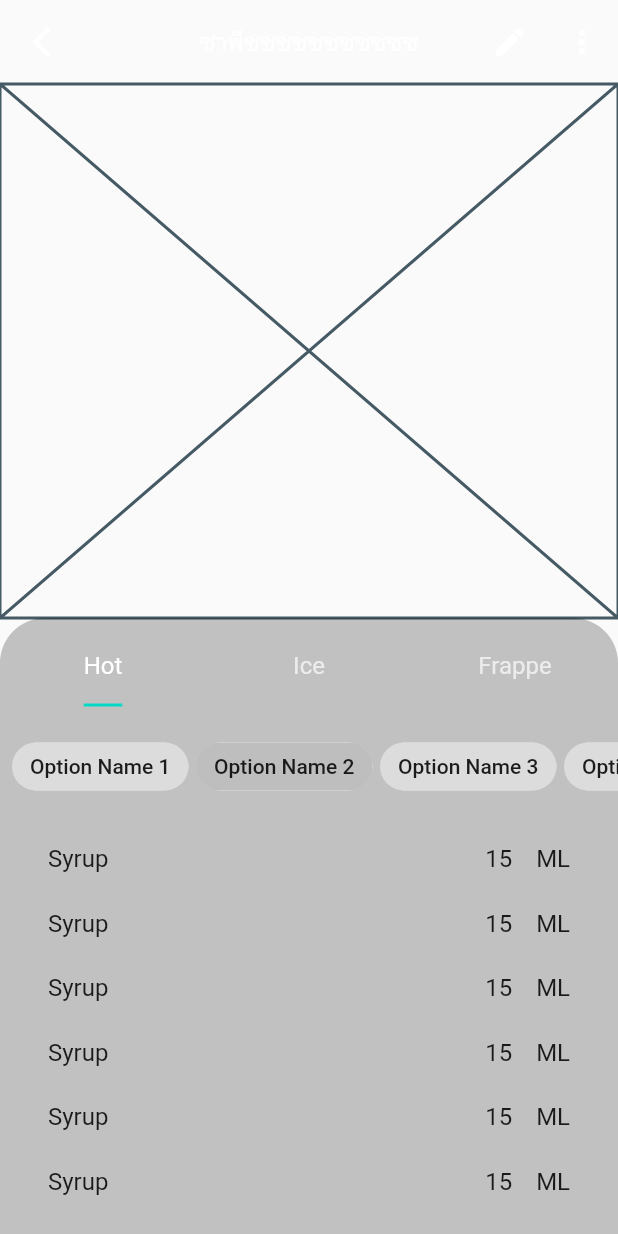
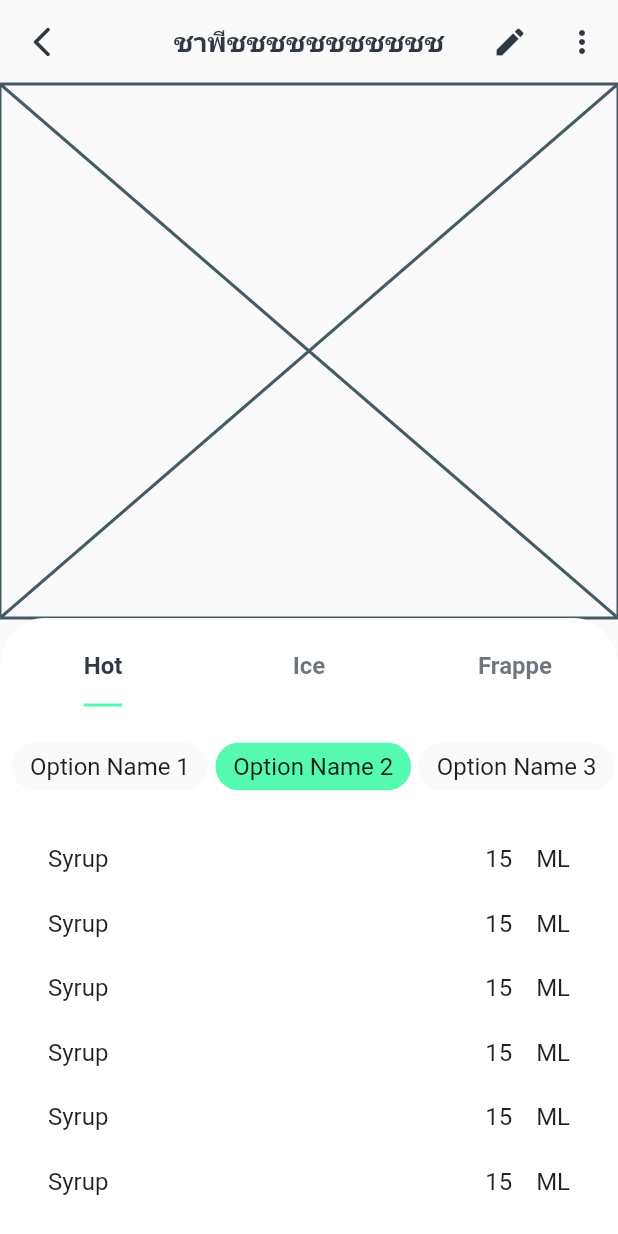
Before and after one commit to chaww/flutter_drink_recipe_book, a Flutter app: the _MenuListTabs screen opened directly, scrolled down 500 dp, after a tap on "Menu Name", on a phone screen of 412 x 824 dp. Run offline on Flutter 3.47's test engine with Material 3 defaults, Android fonts, the phone set to English and light mode, and no system bars; drawn by our look-alikes of sliding_up_panel; our stand-ins replace flutter_bloc, freezed_annotation, injectable.

Commit message:
update themes

```diff
--- a/lib/presenter/pages/menu_info/menu_info.dart
+++ b/lib/presenter/pages/menu_info/menu_info.dart
@@ -1,6 +1,7 @@
 // ignore_for_file: prefer_const_constructors, prefer_const_literals_to_create_immutables
 
 import 'package:flutter/material.dart';
+import 'package:flutter_drink_recipe_book/presenter/themes/extensions.dart';
 import 'package:flutter_drink_recipe_book/presenter/widgets/main_tab_view.dart';
 import 'package:sliding_up_panel/sliding_up_panel.dart';
 
@@ -22,6 +23,10 @@ class MenuInfoPage extends StatelessWidget {
     return Scaffold(
       appBar: AppBar(
         title: const Text('ชาพีชชชชชชชชชชช'),
+        foregroundColor: context.colors.text,
+        titleTextStyle: context.typographies.title.copyWith(
+          color: context.colors.text,
+        ),
         actions: [
           IconButton(
             icon: const Icon(Icons.edit),
--- a/lib/presenter/pages/menu_info/sections/menu_info_card.dart
+++ b/lib/presenter/pages/menu_info/sections/menu_info_card.dart
@@ -20,21 +20,18 @@ class _MenuInfoCard extends StatelessWidget {
             MainTabData(
               label: Text(
                 'Hot',
-                style: TextStyle(fontSize: 16, fontWeight: FontWeight.w400),
               ),
               child: _MenuInfoCardIngredients(),
             ),
             MainTabData(
               label: Text(
                 'Ice',
-                style: TextStyle(fontSize: 16, fontWeight: FontWeight.w400),
               ),
               child: _MenuInfoCardIngredients(),
             ),
             MainTabData(
               label: Text(
                 'Frappe',
-                style: TextStyle(fontSize: 16, fontWeight: FontWeight.w400),
               ),
               child: _MenuInfoCardIngredients(),
             ),
--- a/lib/presenter/pages/menu_info/sections/menu_info_card_ingredients.dart
+++ b/lib/presenter/pages/menu_info/sections/menu_info_card_ingredients.dart
@@ -28,10 +28,11 @@ class _MenuInfoCardIngredientsState extends State<_MenuInfoCardIngredients> {
                 5,
                 (int index) {
                   return ChoiceChip(
-                    // backgroundColor: Colors.transparent,
-                    // selectedColor: Colors.transparent,
+                    backgroundColor: Colors.transparent,
+                    selectedColor: context.colors.primary,
                     label: Text(
                       'Option Name ${index + 1}',
+                      style: context.appTheme.typographies.body,
                     ),
                     selected: _value == index,
                     onSelected: (bool selected) {
@@ -57,10 +58,7 @@ class _MenuInfoCardIngredientsState extends State<_MenuInfoCardIngredients> {
                     // Icon(Icons.water_drop_outlined),
                     Text(
                       'Syrup',
-                      style: TextStyle(
-                        fontSize: 16,
-                        fontWeight: FontWeight.w400,
-                      ),
+                      style: context.appTheme.typographies.body,
                     ),
                   ],
                 ),
@@ -69,18 +67,12 @@ class _MenuInfoCardIngredientsState extends State<_MenuInfoCardIngredients> {
                   children: [
                     Text(
                       '15',
-                      style: TextStyle(
-                        fontSize: 16,
-                        fontWeight: FontWeight.w400,
-                      ),
+                      style: context.appTheme.typographies.body,
                     ),
                     SizedBox(width: 16),
                     Text(
                       'ML',
-                      style: TextStyle(
-                        fontSize: 16,
-                        fontWeight: FontWeight.w400,
-                      ),
+                      style: context.appTheme.typographies.body,
                     ),
                   ],
                 ),
--- a/lib/presenter/pages/menu_list/menu_list.dart
+++ b/lib/presenter/pages/menu_list/menu_list.dart
@@ -1,4 +1,5 @@
 import 'package:flutter/material.dart';
+import 'package:flutter_drink_recipe_book/presenter/themes/extensions.dart';
 
 import 'widgets/item_card.dart';
 
--- a/lib/presenter/pages/menu_list/sections/menu_list_tabs.dart
+++ b/lib/presenter/pages/menu_list/sections/menu_list_tabs.dart
@@ -19,6 +19,10 @@ class _MenuListTabsState extends State<_MenuListTabs> {
       child: Scaffold(
         appBar: AppBar(
           title: const Text('List of Menu'),
+          foregroundColor: context.colors.text,
+          titleTextStyle: context.typographies.title.copyWith(
+            color: context.colors.text,
+          ),
           actions: [
             IconButton(
               icon: const Icon(Icons.add),
@@ -28,16 +32,15 @@ class _MenuListTabsState extends State<_MenuListTabs> {
           ],
           bottom: TabBar(
             isScrollable: sizeWidth <= (categories.length + 1) * 120,
+            indicatorColor: context.colors.primary,
+            labelColor: context.colors.text,
+            labelStyle: context.typographies.bodyHeader,
             tabs: [
               ...List.generate(
                 categories.length,
                 (index) => Tab(
                   child: Text(
                     categories[index],
-                    style: TextStyle(
-                      fontSize: 16,
-                      fontWeight: FontWeight.w600,
-                    ),
                   ),
                 ),
               ),
--- a/lib/presenter/pages/menu_list/widgets/item_card.dart
+++ b/lib/presenter/pages/menu_list/widgets/item_card.dart
@@ -4,6 +4,7 @@ import 'dart:developer';
 
 import 'package:flutter/material.dart';
 import 'package:flutter_drink_recipe_book/presenter/pages/menu_info/menu_info.dart';
+import 'package:flutter_drink_recipe_book/presenter/themes/extensions.dart';
 
 class ItemCard extends StatelessWidget {
   const ItemCard({super.key});
@@ -34,7 +35,7 @@ class ItemCard extends StatelessWidget {
                       padding: EdgeInsets.all(16),
                       child: Text(
                         'Menu Name',
-                        style: TextStyle(fontSize: 16),
+                        style: context.typographies.body,
                       ),
                     ),
                   ],
--- a/lib/presenter/themes/themes.dart
+++ b/lib/presenter/themes/themes.dart
@@ -24,7 +24,6 @@ class AppTheme extends ThemeExtension<AppTheme> {
         platform: TargetPlatform.iOS,
         extensions: [this],
         brightness: brightness,
-        primarySwatch: colors.primarySwatch,
         primaryColor: colors.primary,
         colorScheme: baseColorScheme.copyWith(
           primary: colors.primary,
--- a/lib/presenter/themes/themes/themes.dark.dart
+++ b/lib/presenter/themes/themes/themes.dark.dart
@@ -8,8 +8,10 @@ class DarkAppTheme extends AppTheme {
           name: 'dark',
           brightness: Brightness.dark,
           colors: const AppThemeColors(
-            primarySwatch: Colors.red,
             primary: Color(0xFF55FAB0),
+            background: Color(0xFF25272A),
+            backgroundDark: Color(0xFF303030),
+            text: Color(0xFFFFFFFF),
           ),
         );
 }
--- a/lib/presenter/themes/themes/themes.light.dart
+++ b/lib/presenter/themes/themes/themes.light.dart
@@ -8,8 +8,10 @@ class LightAppTheme extends AppTheme {
           name: 'light',
           brightness: Brightness.light,
           colors: const AppThemeColors(
-            primarySwatch: Colors.red,
-            primary: Color(0xFFFA6555),
+            primary: Color(0xFF55FAB0),
+            background: Color(0xFFFFFFFF),
+            backgroundDark: Color(0xFFFAFAFA),
+            text: Color(0xFF303943),
           ),
         );
 }
--- a/lib/presenter/widgets/main_tab_view.dart
+++ b/lib/presenter/widgets/main_tab_view.dart
@@ -1,4 +1,5 @@
 import 'package:flutter/material.dart';
+import 'package:flutter_drink_recipe_book/presenter/themes/extensions.dart';
 
 class MainTabData {
   final Widget child;
@@ -27,16 +28,16 @@ class MainTabView extends StatelessWidget {
       initialIndex: 0,
       child: Container(
         width: MediaQuery.sizeOf(context).width,
-        decoration: const BoxDecoration(
-          color: Colors.black12,
-          borderRadius: BorderRadius.vertical(top: Radius.circular(30)),
+        decoration: BoxDecoration(
+          color: context.colors.background,
+          borderRadius: const BorderRadius.vertical(top: Radius.circular(30)),
         ),
         child: Column(
           mainAxisSize: MainAxisSize.max,
           crossAxisAlignment: CrossAxisAlignment.stretch,
           children: <Widget>[
             _buildTopAnimatedPadding(),
-            _buildTabBar(),
+            _buildTabBar(context: context),
             _buildTabContent(),
           ],
         ),
@@ -57,12 +58,14 @@ class MainTabView extends StatelessWidget {
     );
   }
 
-  Widget _buildTabBar() {
+  Widget _buildTabBar({required BuildContext context}) {
     return TabBar(
       labelPadding: const EdgeInsets.symmetric(vertical: 16),
       indicatorSize: TabBarIndicatorSize.label,
       indicatorWeight: 2,
-      // indicatorColor: Colors.grey,
+      indicatorColor: context.colors.primary,
+      labelColor: context.colors.text,
+      labelStyle: context.typographies.bodyHeader,
       dividerColor: Colors.transparent,
       tabs: tabs.map((tab) => tab.label).toList(),
     );
```
Also changed, not shown: lib/presenter/pages/home/home.dart (+6 -8 lines), lib/presenter/themes/colors.dart (+15 -4 lines), lib/presenter/themes/typography.dart (+12 -0 lines), 1 other file.
